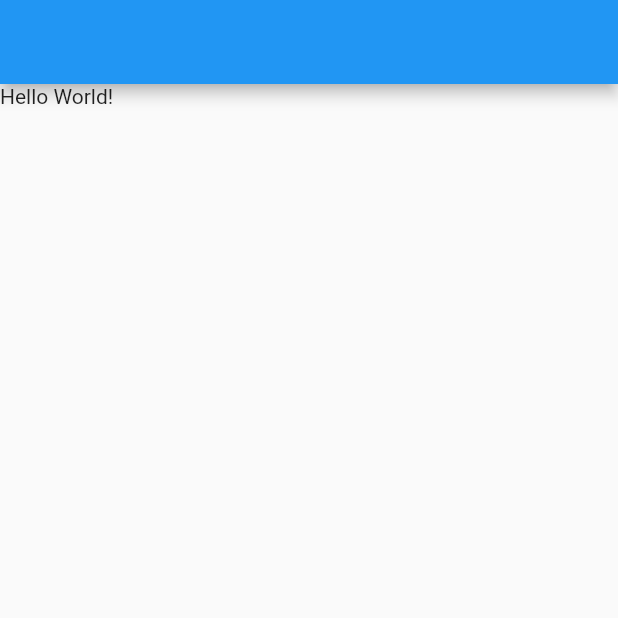
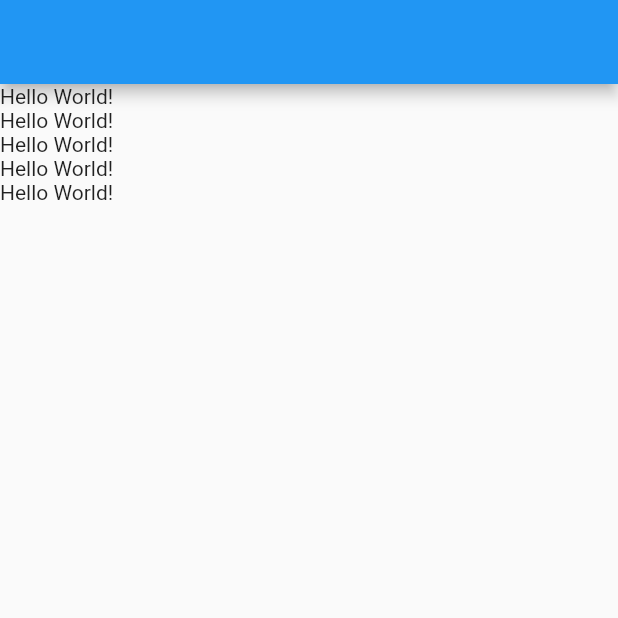
Before and after one commit to denesh-raymond/color_list, a Flutter app: the screen it shows after launch, on a phone screen of 412 x 824 dp, the top half of it. Run offline on Flutter 3.47's test engine with Material 2 defaults, Android fonts, the phone set to English and light mode, and no system bars.

```diff
--- a/lib/main.dart
+++ b/lib/main.dart
@@ -8,8 +8,17 @@ class MyApp extends StatelessWidget {
     return MaterialApp(
       home: Scaffold(
         appBar: AppBar(),
-        body: _getText(),
+        body: _getBody(),
       ),
+    );
+  }
+
+  Widget _getBody() {
+    return ListView.builder(
+      itemCount: 5,
+      itemBuilder: (context, index) {
+        return _getText();
+      },
     );
   }
 
```
